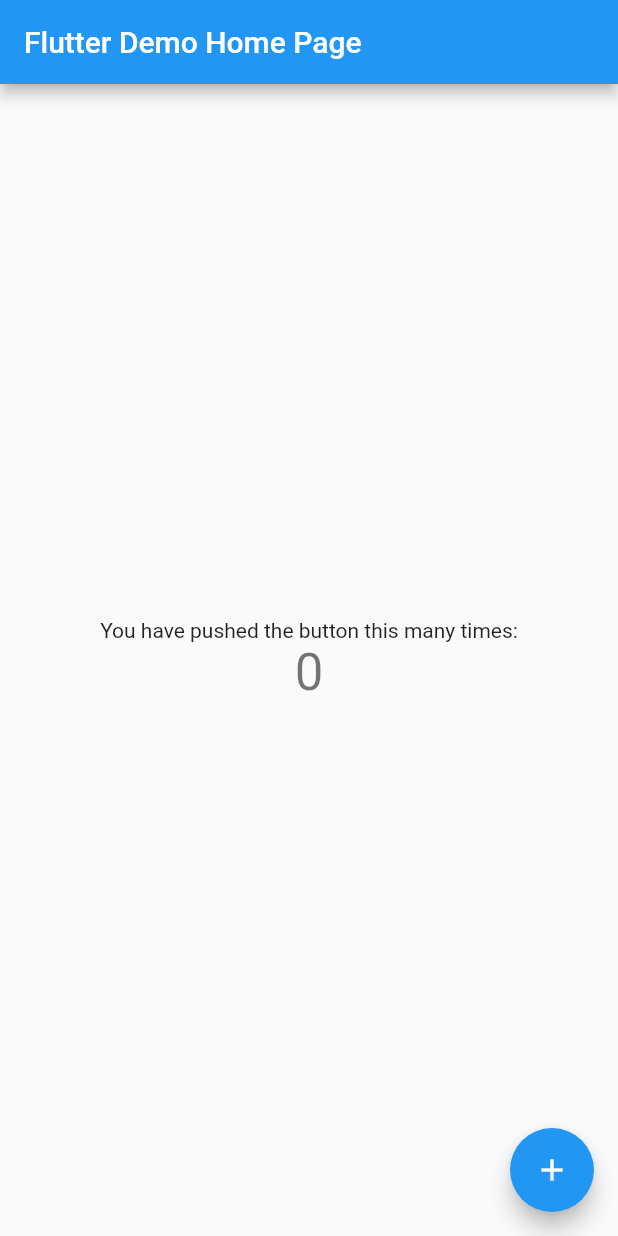
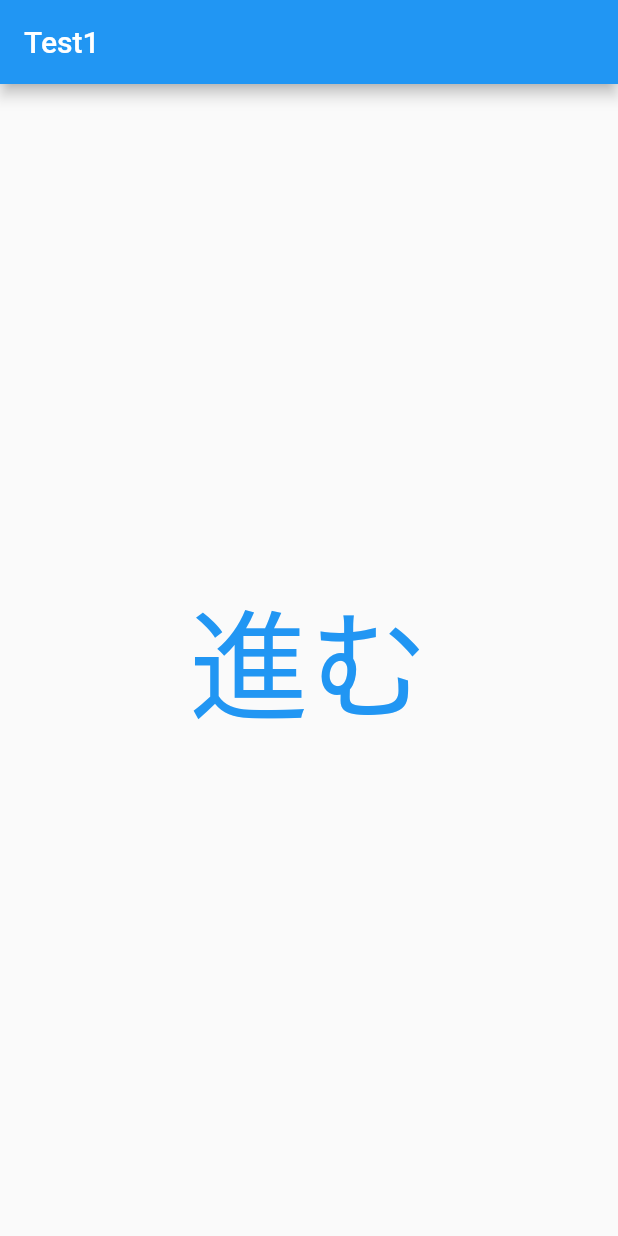
Before and after one commit to nsym-m/health-care, a Flutter app: the screen it shows after launch, on a phone screen of 412 x 824 dp. Run offline on Flutter 3.47's test engine with Material 2 defaults, Android fonts, the light colour scheme and no system bars.

Commit message:
Add: routingのサンプル

```diff
--- /dev/null
+++ b/lib/TestPage1.dart
@@ -0,0 +1,21 @@
+import 'package:flutter/material.dart';
+import 'package:health_care/TestPage2.dart';
+
+class TestPage1 extends StatelessWidget {
+  @override
+  Widget build(BuildContext context) {
+    return Scaffold(
+        appBar: AppBar(
+          title: Text("Test1"),
+        ),
+        body: Center(
+            child: TextButton(
+                onPressed: () => {
+                      Navigator.of(context)
+                          .push(MaterialPageRoute(builder: (context) {
+                        return TestPage2();
+                      }))
+                    },
+                child: Text("進む", style: TextStyle(fontSize: 80)))));
+  }
+}
--- a/lib/main.dart
+++ b/lib/main.dart
@@ -1,4 +1,7 @@
 import 'package:flutter/material.dart';
+import 'package:health_care/TestPage1.dart';
+import 'package:health_care/TestPage2.dart';
+import 'package:health_care/TestPage3.dart';
 
 void main() {
   runApp(const MyApp());
@@ -24,7 +27,12 @@
         // is not restarted.
         primarySwatch: Colors.blue,
       ),
-      home: const MyHomePage(title: 'Flutter Demo Home Page'),
+      home: const MyHomePage(title: 'Flutter Deaaamo Homeああああ Page  aa'),
+        routes: {
+          "/test1": (BuildContext context) => TestPage1(),
+          "/test2": (BuildContext context) => TestPage2(),
+          "/test3": (BuildContext context) => TestPage3(),
+         }
     );
   }
 }
@@ -69,47 +77,6 @@
     // The Flutter framework has been optimized to make rerunning build methods
     // fast, so that you can just rebuild anything that needs updating rather
     // than having to individually change instances of widgets.
-    return Scaffold(
-      appBar: AppBar(
-        // Here we take the value from the MyHomePage object that was created by
-        // the App.build method, and use it to set our appbar title.
-        title: Text(widget.title),
-      ),
-      body: Center(
-        // Center is a layout widget. It takes a single child and positions it
-        // in the middle of the parent.
-        child: Column(
-          // Column is also a layout widget. It takes a list of children and
-          // arranges them vertically. By default, it sizes itself to fit its
-          // children horizontally, and tries to be as tall as its parent.
-          //
-          // Invoke "debug painting" (press "p" in the console, choose the
-          // "Toggle Debug Paint" action from the Flutter Inspector in Android
-          // Studio, or the "Toggle Debug Paint" command in Visual Studio Code)
-          // to see the wireframe for each widget.
-          //
-          // Column has various properties to control how it sizes itself and
-          // how it positions its children. Here we use mainAxisAlignment to
-          // center the children vertically; the main axis here is the vertical
-          // axis because Columns are vertical (the cross axis would be
-          // horizontal).
-          mainAxisAlignment: MainAxisAlignment.center,
-          children: <Widget>[
-            const Text(
-              'You have pushed the button this many times:',
-            ),
-            Text(
-              '$_counter',
-              style: Theme.of(context).textTheme.headline4,
-            ),
-          ],
-        ),
-      ),
-      floatingActionButton: FloatingActionButton(
-        onPressed: _incrementCounter,
-        tooltip: 'Increment',
-        child: const Icon(Icons.add),
-      ), // This trailing comma makes auto-formatting nicer for build methods.
-    );
+    return Scaffold(body: TestPage1());
   }
 }
```
Also changed, not shown: lib/TestPage2.dart (added, +27 -0 lines), lib/TestPage3.dart (added, +15 -0 lines).
